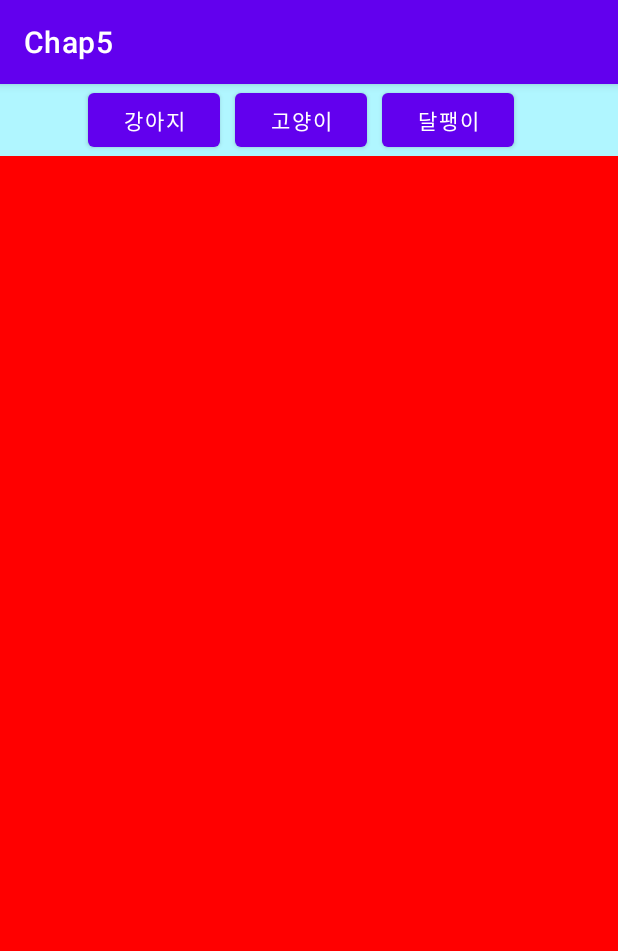
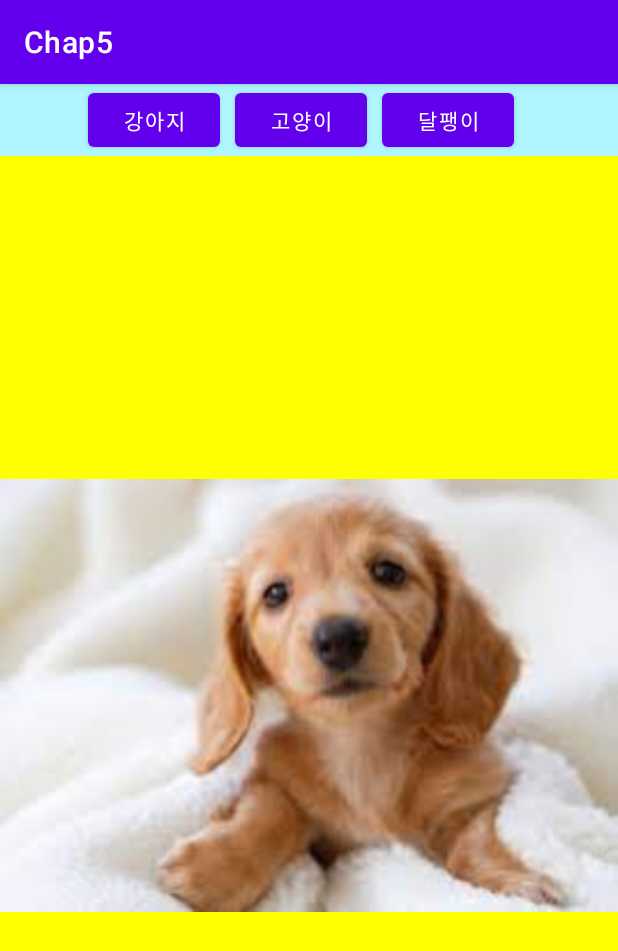
Before and after one commit to Winni-Lina/Chap5, an Android app: the screen it shows after launch (MainActivity), after a tap on "강아지", on a phone screen of 412 x 824 dp. Shown: the top 951 px of the screen. Run offline under Robolectric (Android 15) with nearby library versions, the phone set to English and light mode, and no system bars.

Commit message:
Compation FrameLayout commit

```diff
--- a/app/src/main/res/layout/activity_frame.xml
+++ b/app/src/main/res/layout/activity_frame.xml
@@ -9,13 +9,13 @@
         android:gravity="center"
         android:background="#B0F6FF">
         <Button
-            android:id="@+id/btn_cat"
+            android:id="@+id/btn_dog"
             android:layout_width="wrap_content"
             android:layout_height="wrap_content"
             android:text="@string/btn1"
             android:layout_marginRight="10dp"/>
         <Button
-            android:id="@+id/btn_dog"
+            android:id="@+id/btn_cat"
             android:layout_width="wrap_content"
             android:layout_height="wrap_content"
             android:text="@string/btn2"
@@ -32,30 +32,46 @@
         android:layout_width="match_parent"
         android:layout_height="match_parent">
         <LinearLayout
+            android:id="@+id/linear_dog"
+            android:orientation="vertical"
+            android:background="#ffff00"
+            android:gravity="center"
+            android:visibility="invisible"
+            android:layout_width="match_parent"
+            android:layout_height="match_parent">
+            <ImageView
+                android:layout_width="match_parent"
+                android:layout_height="wrap_content"
+                android:adjustViewBounds="true"
+                android:src="@drawable/dog"/>
+        </LinearLayout>
+        <LinearLayout
             android:id="@+id/linear_cat"
             android:orientation="vertical"
             android:background="#ff0000"
-            android:layout_width="match_parent"
-            android:layout_height="match_parent">
-
-        </LinearLayout>
-        <LinearLayout
-            android:id="@+id/linear_dog"
-            android:orientation="vertical"
-            android:background="#ffff00"
+            android:gravity="center"
             android:visibility="invisible"
             android:layout_width="match_parent"
             android:layout_height="match_parent">
-
+            <ImageView
+                android:layout_width="match_parent"
+                android:layout_height="wrap_content"
+                android:adjustViewBounds="true"
+                android:src="@drawable/cat"/>
         </LinearLayout>
         <LinearLayout
             android:id="@+id/linear_snail"
             android:orientation="vertical"
             android:background="#00ffff"
+            android:gravity="center"
             android:visibility="invisible"
             android:layout_width="match_parent"
             android:layout_height="match_parent">
-
+            <ImageView
+                android:layout_width="match_parent"
+                android:layout_height="wrap_content"
+                android:adjustViewBounds="true"
+                android:src="@drawable/snail"/>
         </LinearLayout>
     </FrameLayout>
 </LinearLayout>
```
Also changed, not shown: app/src/main/res/drawable/cat.jpg (added), app/src/main/res/drawable/dog.jpg (added), app/src/main/res/drawable/snail.jpg (added).
